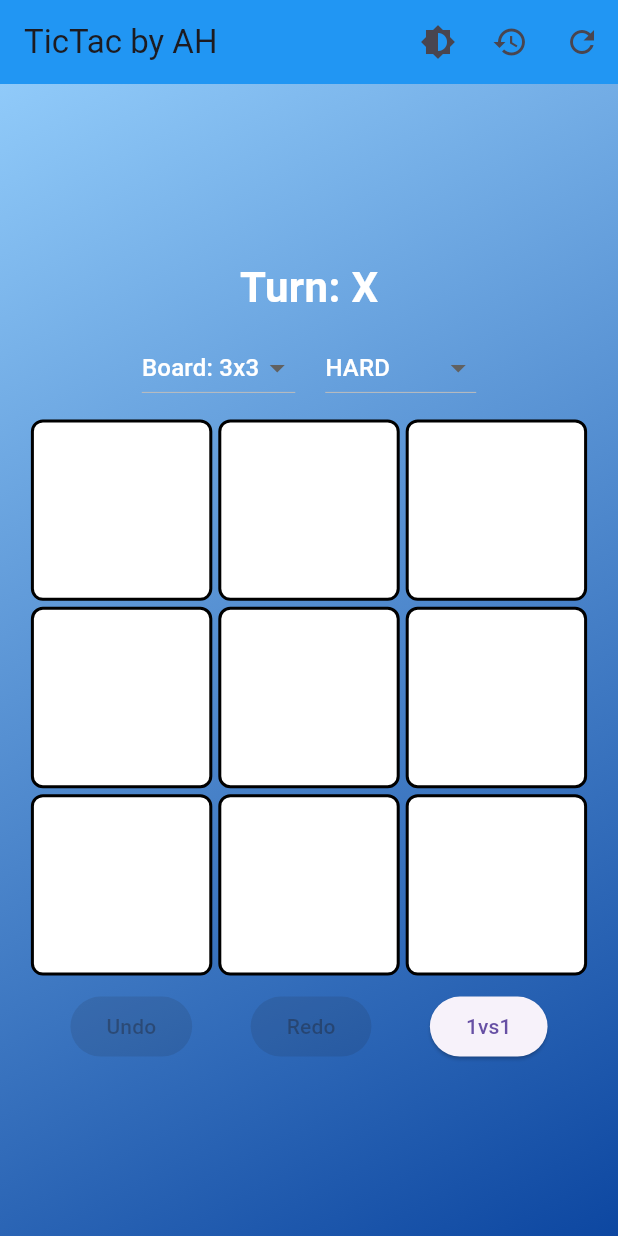
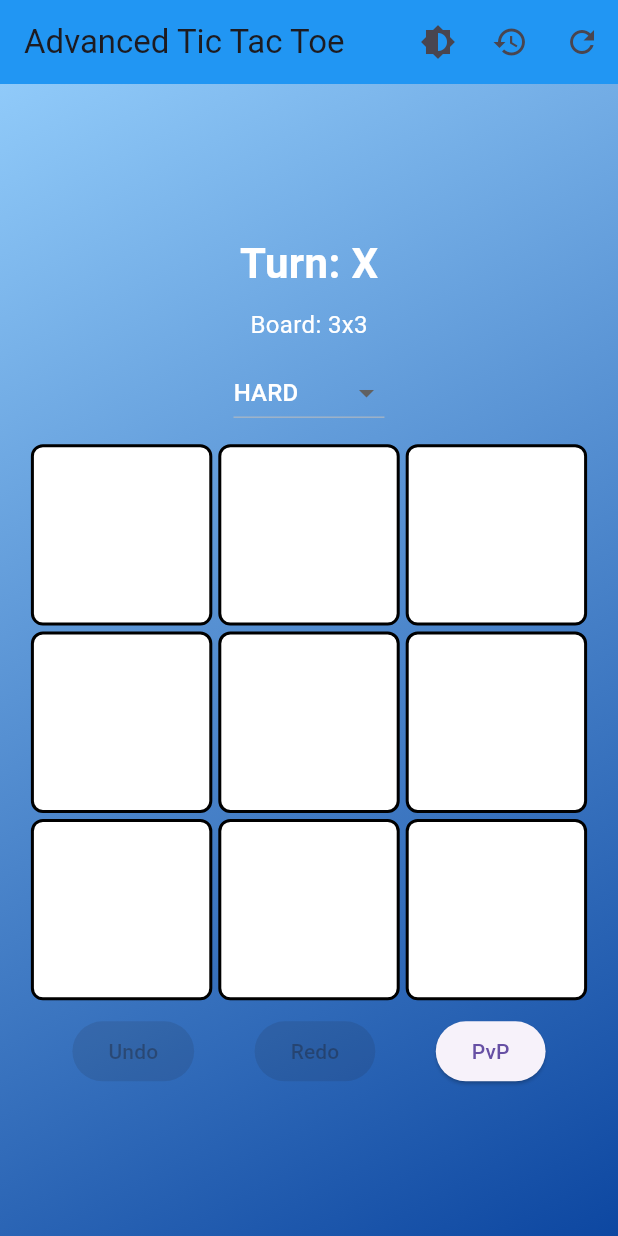
Before and after one commit to FlutterSmith/xo_game, a Flutter app: the screen it shows after launch, on a phone screen of 412 x 824 dp. Run offline on Flutter 3.47's test engine with Material 3 defaults, Android fonts, the phone set to English and light mode, and no system bars; our stand-ins replace bloc, equatable, flutter_bloc, sqflite; accounts and stored records are empty.

Commit message:
Update home screen title and simplify UI elements for better clarity

```diff
--- a/lib/screens/home_screen.dart
+++ b/lib/screens/home_screen.dart
@@ -14,7 +14,7 @@ class HomeScreen extends StatelessWidget {
     final gameBloc = context.read<GameBloc>();
     return Scaffold(
       appBar: AppBar(
-        title: const Text('TicTac by AH'),
+        title: const Text('Advanced Tic Tac Toe'),
         actions: [
           IconButton(
             icon: const Icon(Icons.brightness_6),
@@ -51,28 +51,14 @@ class HomeScreen extends StatelessWidget {
                   style: const TextStyle(
                       fontSize: 28,
                       color: Colors.white,
-                        fontWeight: FontWeight.bold)),
+                      fontWeight: FontWeight.bold),
+                ),
                 const SizedBox(height: 10),
-                Row(
-                  mainAxisAlignment: MainAxisAlignment.center,
-                  children: [
-                    DropdownButton<int>(
-                      value: state.boardSize,
-                      dropdownColor: Colors.blue.shade700,
-                      items: [3, 4, 5]
-                          .map((e) => DropdownMenuItem<int>(
-                              value: e,
-                              child: Text('Board: ${e}x$e',
-                                  style: const TextStyle(color: Colors.white))))
-                          .toList(),
-                      onChanged: (value) {
-                        if (value != null) {
-                          int winCond = value;
-                          gameBloc.add(UpdateBoardSettings(value, winCond));
-                        }
-                      },
-                    ),
-                    const SizedBox(width: 20),
+                // Display static board size info
+                const Text('Board: 3x3',
+                    style: TextStyle(fontSize: 16, color: Colors.white)),
+                const SizedBox(height: 10),
+                // Only AI Difficulty dropdown remains
                 DropdownButton<AIDifficulty>(
                   value: state.aiDifficulty,
                   dropdownColor: Colors.blue.shade700,
@@ -81,15 +67,14 @@ class HomeScreen extends StatelessWidget {
                             value: e,
                             child: Text(
                                 e.toString().split('.').last.toUpperCase(),
-                                  style: const TextStyle(color: Colors.white))))
+                                style: const TextStyle(color: Colors.white)),
+                          ))
                       .toList(),
                   onChanged: (value) {
                     if (value != null) {
                       gameBloc.add(ChangeDifficulty(value));
                     }
                   },
-                    ),
-                  ],
                 ),
                 const SizedBox(height: 10),
                 const BoardWidget(),
@@ -111,8 +96,8 @@ class HomeScreen extends StatelessWidget {
                     ),
                     ElevatedButton(
                       onPressed: () => gameBloc.add(const ToggleGameMode()),
-                      child: Text(
-                          state.gameMode == GameMode.PvP ? '1vs1' : '1vsPC'),
+                      child:
+                          Text(state.gameMode == GameMode.PvP ? 'PvP' : 'PvC'),
                     ),
                   ],
                 ),
```
Lines whose indentation alone changed are shown as unchanged.
